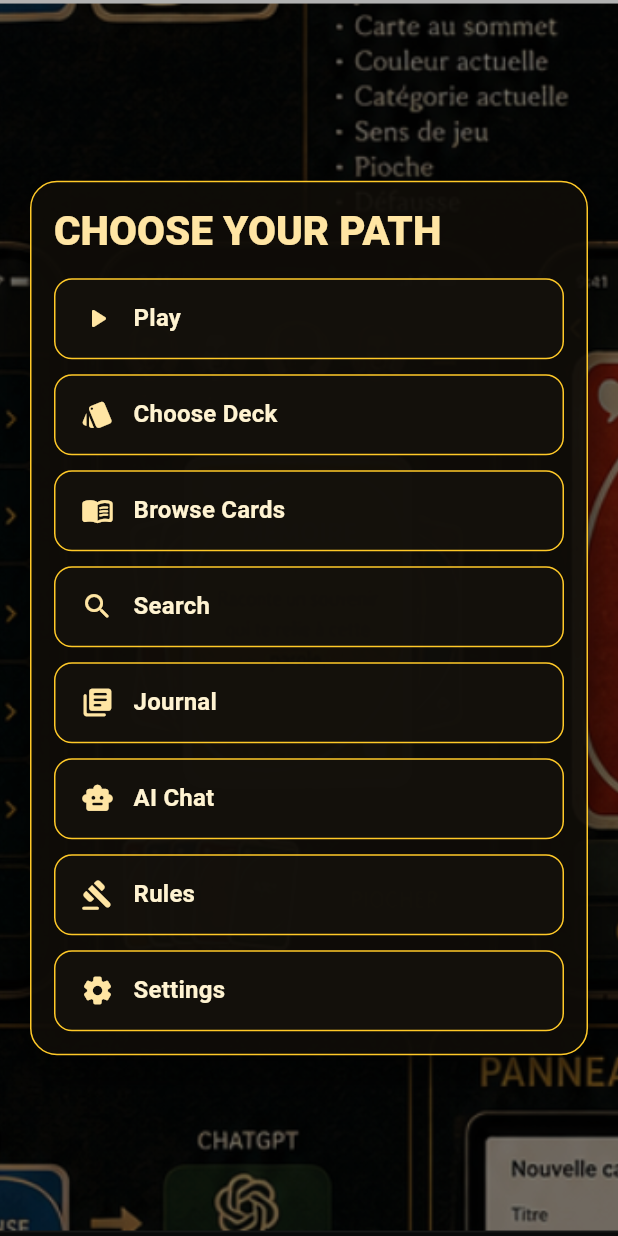
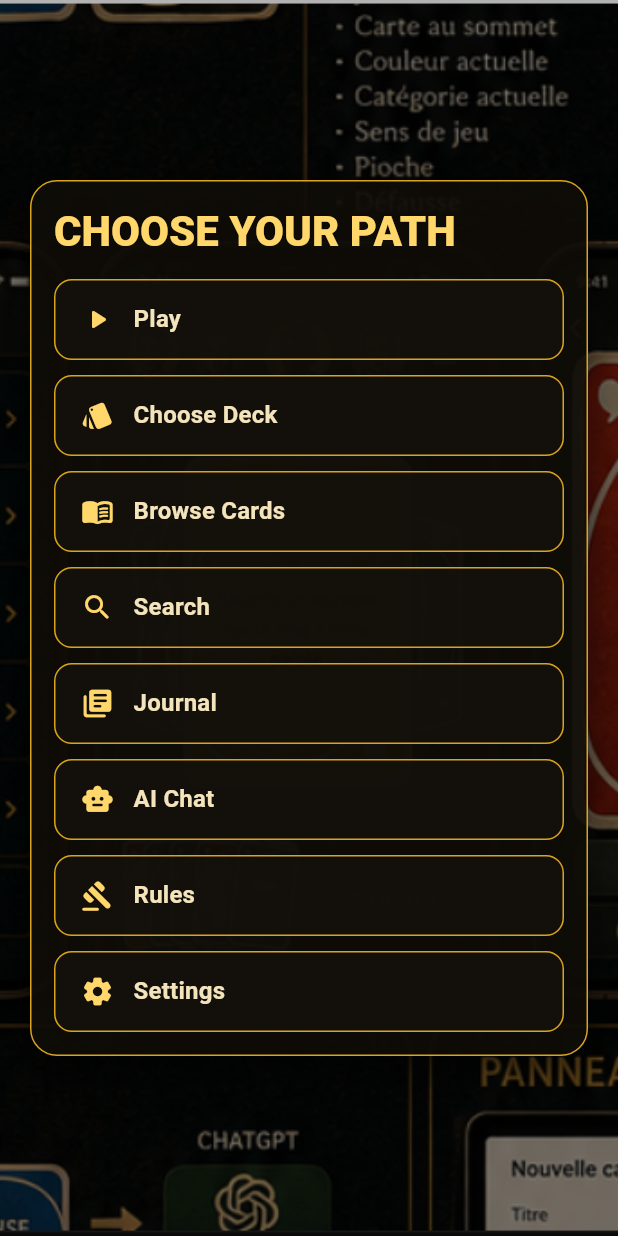
Before and after one commit to jameshpdy-dev/CHANSON-A-REPONDRE-UNO, a Flutter app: the screen it shows after launch, on a phone screen of 412 x 824 dp. Run offline on Flutter 3.47's test engine with Material 3 defaults, Android fonts, the phone set to English and light mode, and no system bars; our stand-ins replace audioplayers, file_picker, go_router, shared_preferences, video_player.

Commit message:
milestone 2: define vintage Material theme

```diff
--- a/uno_chanson_2/lib/theme/app_theme.dart
+++ b/uno_chanson_2/lib/theme/app_theme.dart
@@ -1,33 +1,108 @@
+import 'package:flutter/cupertino.dart';
 import 'package:flutter/material.dart';
 
 abstract final class AppTheme {
-  static const Color gold = Color(0xFFFFC928);
-  static const Color paleGold = Color(0xFFFFE5A3);
+  static const gold = Color(0xFFD9A51D);
+  static const brightGold = Color(0xFFFFD76A);
+  static const parchment = Color(0xFFF4E4BC);
+  static const leather = Color(0xFF24170F);
+  static const darkLeather = Color(0xFF100C08);
+  static const burgundy = Color(0xFF711F17);
+  static const forest = Color(0xFF244A2E);
+  static const ink = Color(0xFF0A0907);
 
   static ThemeData get dark {
-    final colorScheme = ColorScheme.fromSeed(
-      seedColor: gold,
-      brightness: Brightness.dark,
-      surface: const Color(0xFF17130D),
+    const colorScheme = ColorScheme.dark(
+      primary: gold,
+      onPrimary: ink,
+      secondary: burgundy,
+      onSecondary: Colors.white,
+      surface: leather,
+      onSurface: parchment,
+      error: Color(0xFFFF6B5F),
+      onError: ink,
+      outline: Color(0xFF8B6B24),
+    );
+
+    final baseTextTheme = Typography.material2021().white;
+    final textTheme = baseTextTheme.copyWith(
+      displaySmall: baseTextTheme.displaySmall?.copyWith(
+        color: brightGold,
+        fontWeight: FontWeight.w800,
+      ),
+      headlineMedium: baseTextTheme.headlineMedium?.copyWith(
+        color: brightGold,
+        fontWeight: FontWeight.w800,
+      ),
+      headlineSmall: baseTextTheme.headlineSmall?.copyWith(
+        color: brightGold,
+        fontWeight: FontWeight.w700,
+      ),
+      titleLarge: baseTextTheme.titleLarge?.copyWith(
+        color: parchment,
+        fontWeight: FontWeight.w700,
+      ),
+      titleMedium: baseTextTheme.titleMedium?.copyWith(
+        color: parchment,
+        fontWeight: FontWeight.w700,
+      ),
+      bodyLarge: baseTextTheme.bodyLarge?.copyWith(color: parchment),
+      bodyMedium: baseTextTheme.bodyMedium?.copyWith(color: parchment),
     );
 
     return ThemeData(
       useMaterial3: true,
       brightness: Brightness.dark,
       colorScheme: colorScheme,
-      scaffoldBackgroundColor: Colors.black,
+      scaffoldBackgroundColor: darkLeather,
+      canvasColor: darkLeather,
+      textTheme: textTheme,
       splashFactory: InkRipple.splashFactory,
-      textTheme: const TextTheme(
-        headlineMedium: TextStyle(
-          color: paleGold,
-          fontSize: 27,
-          fontWeight: FontWeight.w800,
+      appBarTheme: const AppBarTheme(
+        centerTitle: false,
+        backgroundColor: darkLeather,
+        foregroundColor: parchment,
+        surfaceTintColor: Colors.transparent,
+      ),
+      cardTheme: CardThemeData(
+        color: leather.withValues(alpha: 0.96),
+        elevation: 2,
+        margin: EdgeInsets.zero,
+        shape: RoundedRectangleBorder(
+          borderRadius: BorderRadius.circular(8),
+          side: const BorderSide(color: Color(0x668B6B24)),
         ),
-        titleMedium: TextStyle(
-          color: Color(0xFFFFF3D1),
-          fontSize: 16,
-          fontWeight: FontWeight.w700,
+      ),
+      inputDecorationTheme: InputDecorationTheme(
+        filled: true,
+        fillColor: ink.withValues(alpha: 0.7),
+        border: OutlineInputBorder(borderRadius: BorderRadius.circular(8)),
+        enabledBorder: OutlineInputBorder(
+          borderRadius: BorderRadius.circular(8),
+          borderSide: const BorderSide(color: Color(0x998B6B24)),
         ),
+        focusedBorder: OutlineInputBorder(
+          borderRadius: BorderRadius.circular(8),
+          borderSide: const BorderSide(color: brightGold, width: 1.5),
+        ),
+      ),
+      snackBarTheme: const SnackBarThemeData(
+        backgroundColor: leather,
+        contentTextStyle: TextStyle(color: parchment),
+        behavior: SnackBarBehavior.floating,
+      ),
+      dialogTheme: DialogThemeData(
+        backgroundColor: leather,
+        shape: RoundedRectangleBorder(borderRadius: BorderRadius.circular(8)),
+      ),
+      pageTransitionsTheme: const PageTransitionsTheme(
+        builders: {
+          TargetPlatform.android: FadeForwardsPageTransitionsBuilder(),
+          TargetPlatform.iOS: CupertinoPageTransitionsBuilder(),
+          TargetPlatform.macOS: CupertinoPageTransitionsBuilder(),
+          TargetPlatform.windows: FadeForwardsPageTransitionsBuilder(),
+          TargetPlatform.linux: FadeForwardsPageTransitionsBuilder(),
+        },
       ),
     );
   }
--- a/uno_chanson_2/lib/widgets/menu_button.dart
+++ b/uno_chanson_2/lib/widgets/menu_button.dart
@@ -36,7 +36,7 @@ class _MenuButtonState extends State<MenuButton> {
               ? const Color(0xE6292115)
               : const Color(0xC714110C),
           border: Border.all(
-            color: _isHovered ? AppTheme.paleGold : AppTheme.gold,
+            color: _isHovered ? AppTheme.brightGold : AppTheme.gold,
             width: _isHovered ? 1.5 : 1,
           ),
           borderRadius: BorderRadius.circular(12),
@@ -61,7 +61,7 @@ class _MenuButtonState extends State<MenuButton> {
               padding: const EdgeInsets.symmetric(horizontal: 17),
               child: Row(
                 children: [
-                  Icon(widget.icon, color: AppTheme.paleGold, size: 22),
+                  Icon(widget.icon, color: AppTheme.brightGold, size: 22),
                   const SizedBox(width: 13),
                   Expanded(
                     child: Text(
```
